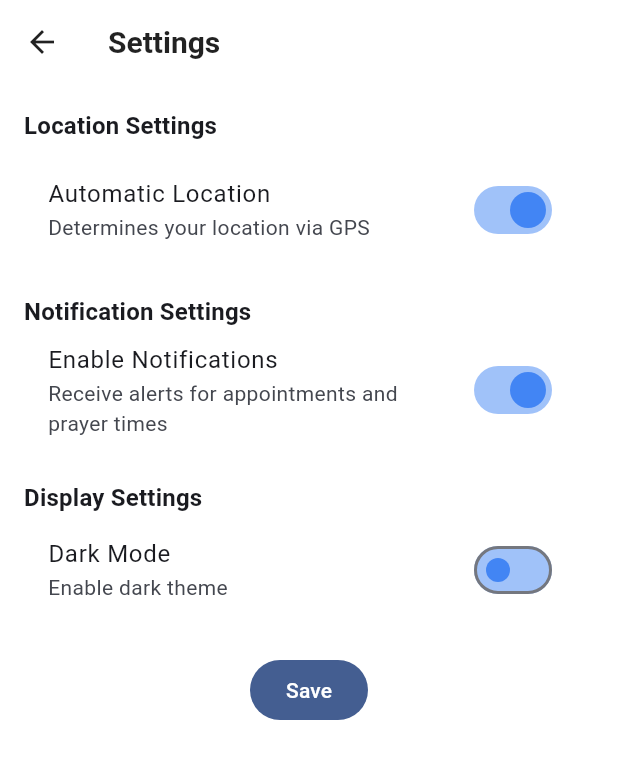
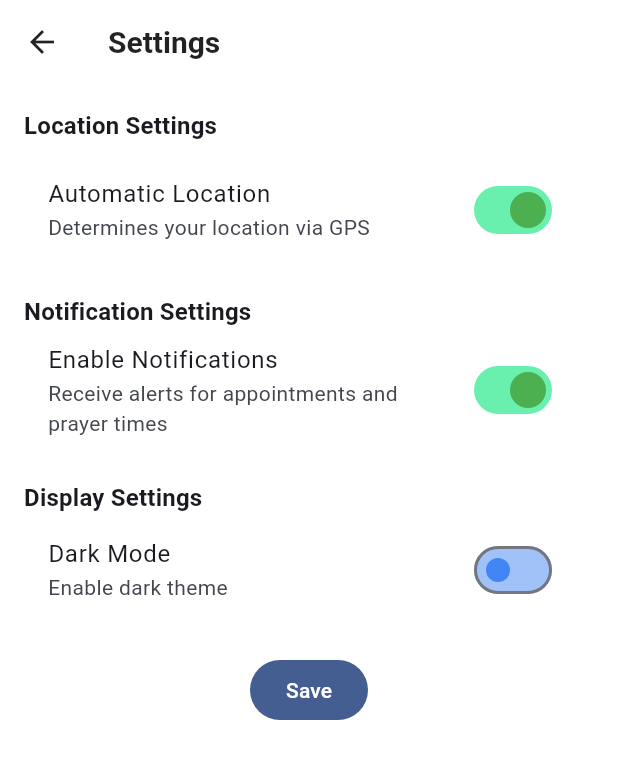
Before and after one commit to progrDevi004/muslim_calendar, a Flutter app: the SettingsPage screen opened directly, on a phone screen of 412 x 824 dp. Shown: the top 759 px of the screen. Run offline on Flutter 3.47's test engine with Material 3 defaults, Android fonts, the phone set to English and light mode, and no system bars; our stand-ins replace flutter_colorpicker, shared_preferences, sqflite, syncfusion_flutter_datepicker, timezone; missing offline and left inert: syncfusion_flutter_core; accounts and stored records are empty; statements that could not run were skipped.

```diff
--- a/lib/ui/pages/settings_page.dart
+++ b/lib/ui/pages/settings_page.dart
@@ -1,5 +1,3 @@
-// lib/ui/pages/settings_page.dart
-
 import 'package:flutter/material.dart';
 import 'package:provider/provider.dart';
 import 'package:shared_preferences/shared_preferences.dart';
@@ -100,6 +98,8 @@ class _SettingsPageState extends State<SettingsPage> {
           ),
           const SizedBox(height: 8),
           SwitchListTile(
+            activeColor: Colors.green,
+            activeTrackColor: Colors.greenAccent,
             title: Text(loc.automaticLocation),
             subtitle: Text(loc.automaticLocationSubtitle),
             value: _locationMode == LocationMode.automatic,
@@ -161,6 +161,8 @@ class _SettingsPageState extends State<SettingsPage> {
                 ),
           ),
           SwitchListTile(
+            activeColor: Colors.green,
+            activeTrackColor: Colors.greenAccent,
             title: Text(loc.enableNotifications),
             subtitle: Text(loc.enableNotificationsSubtitle),
             value: _notificationsEnabled,
@@ -180,6 +182,8 @@ class _SettingsPageState extends State<SettingsPage> {
                 ),
           ),
           SwitchListTile(
+            activeColor: Colors.green,
+            activeTrackColor: Colors.greenAccent,
             title: Text(loc.darkMode),
             subtitle: Text(loc.darkModeSubtitle),
             value: _darkModeEnabled,
```
Also changed, not shown: lib/ui/pages/appointment_creation_page.dart (+31 -15 lines).
